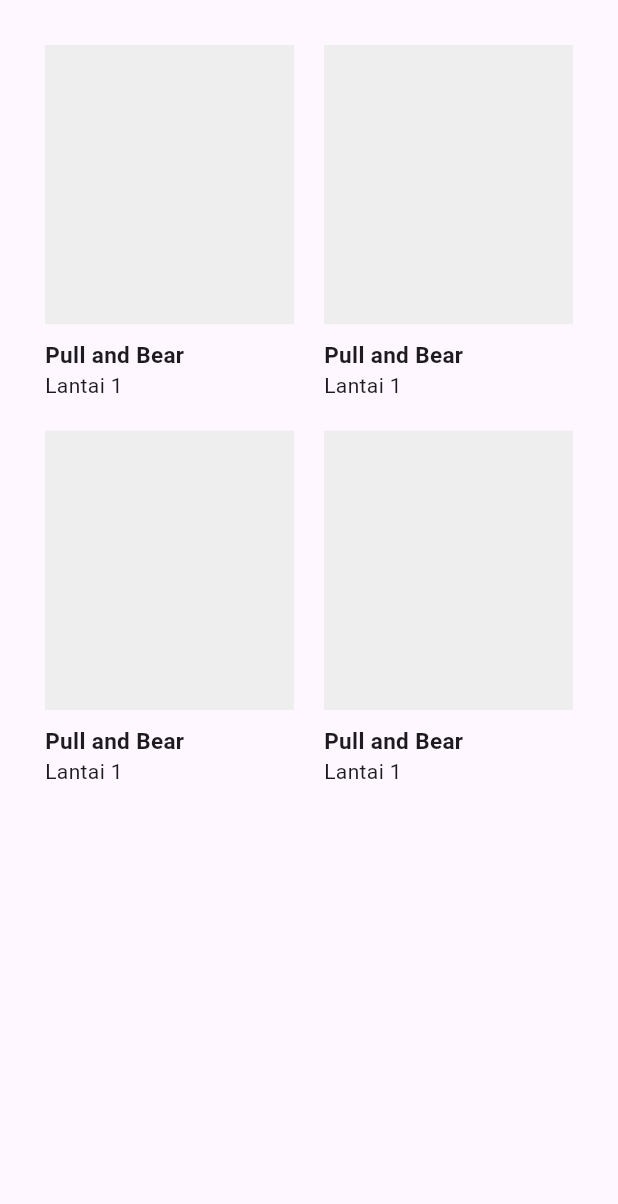
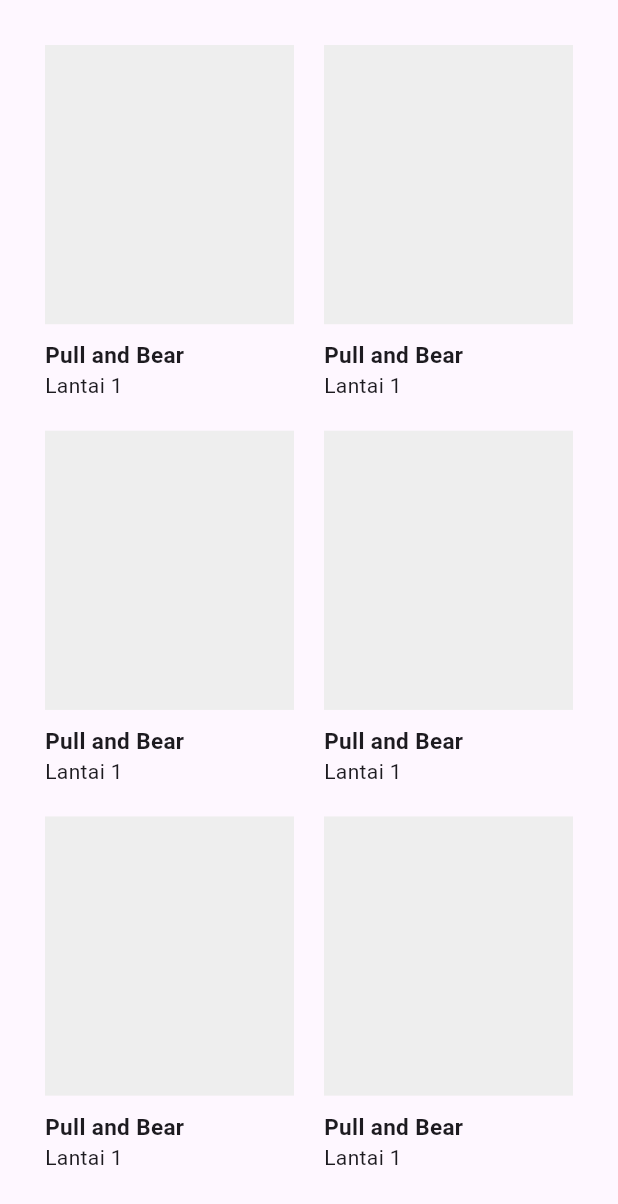
Before and after one commit to rizyxy/flutter-mallhub, a Flutter app: the screen it shows after launch, on a phone screen of 412 x 824 dp. Shown: the top 1204 px of the screen. Run offline on Flutter 3.47's test engine with Material 3 defaults, Android fonts, the phone set to English and light mode, and no system bars; our stand-ins replace equatable, flutter_bloc, flutter_dotenv.

Commit message:
Store BLoC handled pagination

```diff
--- a/lib/presentation/bloc/store_bloc/store_event.dart
+++ b/lib/presentation/bloc/store_bloc/store_event.dart
@@ -8,3 +8,5 @@
 }
 
 class FetchStores extends StoreEvent {}
+
+class FetchMoreStores extends StoreEvent {}
--- a/lib/presentation/bloc/store_bloc/store_state.dart
+++ b/lib/presentation/bloc/store_bloc/store_state.dart
@@ -11,6 +11,8 @@
 
 class StoreLoading extends StoreState {}
 
+class StoreLoadingMore extends StoreState {}
+
 class StoreSuccess extends StoreState {}
 
 class StoreError extends StoreState {}
--- a/lib/presentation/screens/store_page.dart
+++ b/lib/presentation/screens/store_page.dart
@@ -5,6 +5,12 @@
 
 class StorePage extends StatelessWidget {
   const StorePage({super.key});
+
+  void _onScrollMax(BuildContext context, ScrollNotification notification) {
+    if (notification.metrics.pixels >= notification.metrics.maxScrollExtent) {
+      context.read<StoreBloc>().add(FetchMoreStores());
+    }
+  }
 
   @override
   Widget build(BuildContext context) {
@@ -15,7 +21,9 @@
               child: Column(
                 crossAxisAlignment: CrossAxisAlignment.stretch,
                 children: <Widget>[
-                  BlocBuilder<StoreBloc, StoreState>(builder: (context, state) {
+                  Expanded(
+                    child: BlocBuilder<StoreBloc, StoreState>(
+                        builder: (context, state) {
                       if (state is StoreLoading) {
                         return Center(
                           child: Padding(
@@ -25,12 +33,22 @@
                         );
                       }
 
-                    if (state is StoreSuccess) {
+                      if (state is StoreLoadingMore) {
                         return StoreGrid();
                       }
 
+                      if (state is StoreSuccess) {
+                        return NotificationListener<ScrollNotification>(
+                            onNotification: (notification) {
+                              _onScrollMax(context, notification);
+                              return false;
+                            },
+                            child: StoreGrid());
+                      }
+
                       return SizedBox.shrink();
-                  })
+                    }),
+                  )
                 ],
               ))),
     );
--- a/lib/presentation/widgets/store/store_grid.dart
+++ b/lib/presentation/widgets/store/store_grid.dart
@@ -9,7 +9,7 @@
   @override
   Widget build(BuildContext context) {
     return GridView(
-      shrinkWrap: true,
+      physics: BouncingScrollPhysics(),
       gridDelegate: SliverGridDelegateWithFixedCrossAxisCount(
           crossAxisCount: 2,
           childAspectRatio: 0.7,
@@ -32,6 +32,22 @@
           itemName: "Pull and Bear",
           itemInformation: "Lantai 1",
         ),
+        ItemCard(
+          itemName: "Pull and Bear",
+          itemInformation: "Lantai 1",
+        ),
+        ItemCard(
+          itemName: "Pull and Bear",
+          itemInformation: "Lantai 1",
+        ),
+        ItemCard(
+          itemName: "Pull and Bear",
+          itemInformation: "Lantai 1",
+        ),
+        ItemCard(
+          itemName: "Pull and Bear",
+          itemInformation: "Lantai 1",
+        ),
       ],
     );
   }
```
Also changed, not shown: lib/presentation/bloc/store_bloc/store_bloc.dart (+11 -0 lines). Lines whose indentation alone changed are shown as unchanged.
